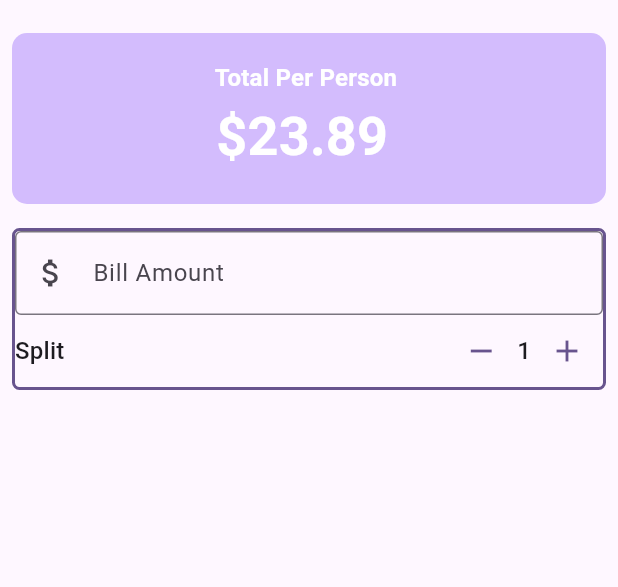
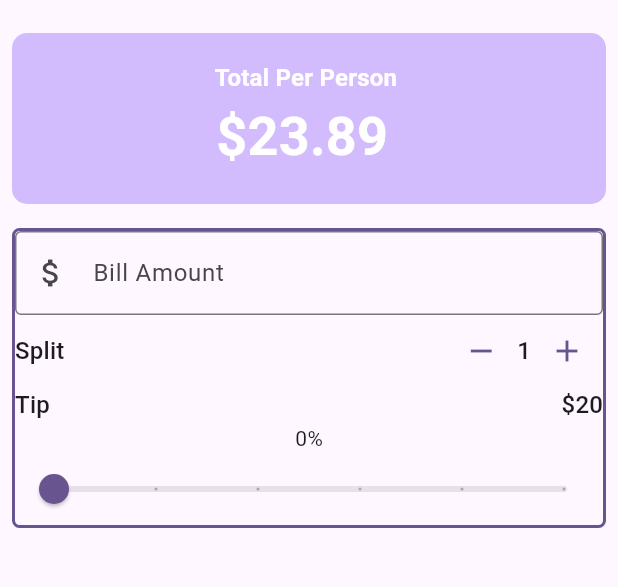
Before and after one commit to malavikaanup/utip, a Flutter app: the screen it shows after launch, on a phone screen of 412 x 824 dp, the part 63-650 px from its top. Run offline on Flutter 3.47's test engine with Material 3 defaults, Android fonts, the phone set to English and light mode, and no system bars.

Commit message:
Tip Slider nad value

```diff
--- a/lib/main.dart
+++ b/lib/main.dart
@@ -31,6 +31,8 @@ class UTip extends StatefulWidget {
 
 class _UTipState extends State<UTip> {
   int _personCount = 1;
+
+  double _tipValue = 0.0;
 
   void increment() {
     setState(() {
@@ -107,6 +109,37 @@ class _UTipState extends State<UTip> {
                     personCount: _personCount,
                     onDecrement: decrement,
                     onIncrement: increment,
+                  ),
+                  //Tip Section
+                  Row(
+                    mainAxisAlignment: MainAxisAlignment.spaceBetween,
+                    children: [
+                      Text(
+                        'Tip',
+                        style: theme.textTheme.titleMedium,
+                      ),
+                      Text(
+                        '\$20',
+                        style: theme.textTheme.titleMedium,
+                      )
+                    ],
+                  ),
+                  //Slider Text
+                  Text('${(_tipValue * 100).round()}%'),
+
+                  //Tip Slider
+                  Slider(
+                    value: _tipValue,
+                    onChanged: (value) {
+                      setState(() {
+                        _tipValue = value;
+                      });
+                      print(value);
+                    },
+                    min: 0,
+                    max: 0.5,
+                    label: '${_tipValue * 100}',
+                    divisions: 5,
                   )
                 ],
               ),
```
